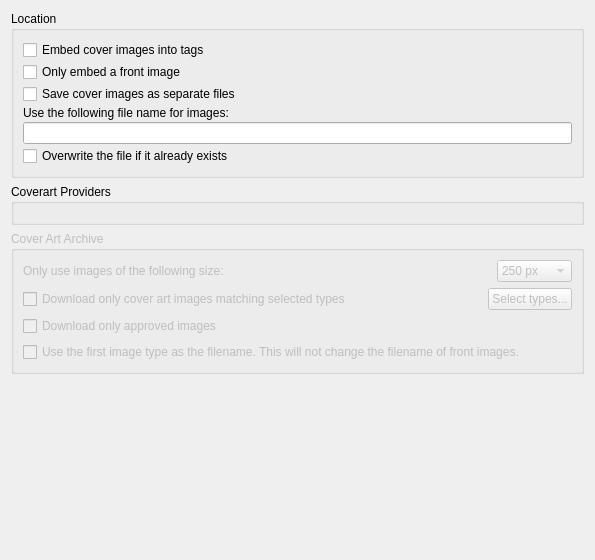
The window that ui/options_cover.ui (metabrainz/picard) describes before a commit, drawn with Qt 5.
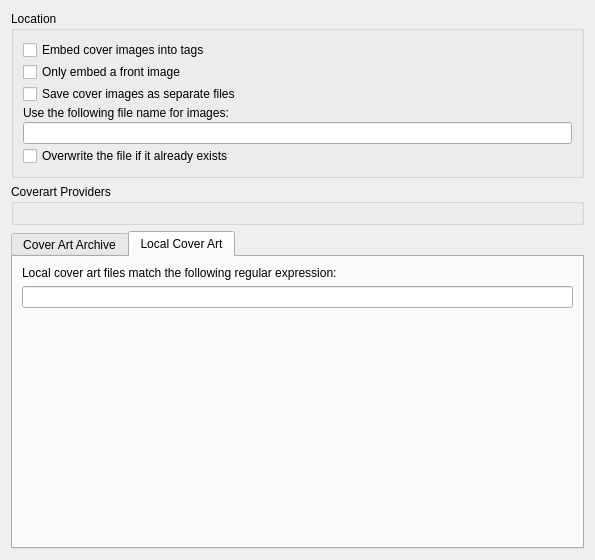
The same window after the commit. The open tabs and pages were chosen to show the change.

Commit message:
Allow user to configure local cover art regexp from cover art options page
- Revamp UI, use tabs for provider-specific options
- Use regex check to validate the local cover art regex

What changed in the file:
```diff
--- a/ui/options_cover.ui
+++ b/ui/options_cover.ui
@@ -74,14 +74,21 @@
     </widget>
    </item>
    <item>
-    <widget class="QGroupBox" name="gb_caa">
+    <widget class="QTabWidget" name="tabWidget">
      <property name="enabled">
-      <bool>false</bool>
+      <bool>true</bool>
      </property>
-     <property name="title">
+     <property name="currentIndex">
+      <number>0</number>
+     </property>
+     <widget class="QWidget" name="tab_cover_art_archive">
+      <property name="enabled">
+       <bool>true</bool>
+      </property>
+      <attribute name="title">
       <string>Cover Art Archive</string>
-     </property>
-     <layout class="QVBoxLayout" name="verticalLayout_3">
+      </attribute>
+      <layout class="QVBoxLayout" name="verticalLayout_4">
       <item>
        <layout class="QHBoxLayout" name="horizontalLayout">
         <item>
@@ -188,21 +195,59 @@
         </property>
        </widget>
      </item>
-     </layout>
-    </widget>
+       <item>
+        <spacer name="verticalSpacer_2">
+         <property name="orientation">
+          <enum>Qt::Vertical</enum>
+         </property>
+         <property name="sizeHint" stdset="0">
+          <size>
+           <width>20</width>
+           <height>40</height>
+          </size>
+         </property>
+        </spacer>
+       </item>
+      </layout>
+     </widget>
+     <widget class="QWidget" name="tab_local_cover_art">
+      <attribute name="title">
+       <string>Local Cover Art</string>
+      </attribute>
+      <layout class="QVBoxLayout" name="verticalLayout_5">
+       <item>
+        <widget class="QLabel" name="local_cover_regex_label">
+         <property name="text">
+          <string>Local cover art files match the following regular expression:</string>
+         </property>
+        </widget>
    </item>
    <item>
-    <spacer>
+        <widget class="QLineEdit" name="local_cover_regex_edit"/>
+       </item>
+       <item>
+        <widget class="QLabel" name="local_cover_regex_error">
+         <property name="text">
+          <string/>
+         </property>
+        </widget>
+       </item>
+       <item>
+        <spacer name="verticalSpacer">
      <property name="orientation">
       <enum>Qt::Vertical</enum>
      </property>
      <property name="sizeHint" stdset="0">
       <size>
-       <width>275</width>
-       <height>91</height>
+           <width>20</width>
+           <height>40</height>
       </size>
      </property>
     </spacer>
+       </item>
+      </layout>
+     </widget>
+    </widget>
    </item>
   </layout>
  </widget>
```
Left out of the diff: 11 changed lines with no effect on the pictures. Lines whose indentation alone changed are shown as unchanged. The commit also changes 3 other files.
